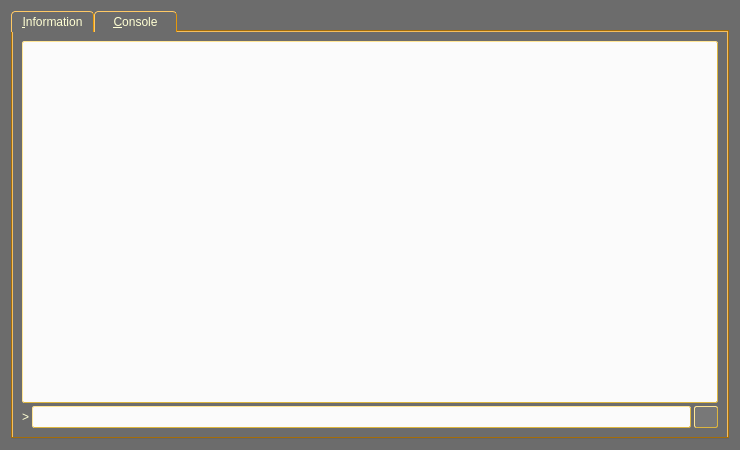
First picture: the form in src/qt/forms/rpcconsole.ui, repository xming/carpediemcoin, before the edit.
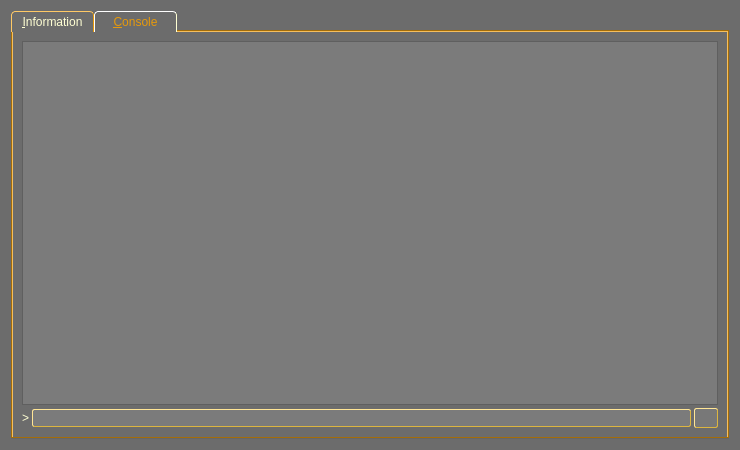
Second picture: the form after the edit. The open tabs and pages were chosen to show the change. Icons and pictures are not drawn.

Commit message: Bumped target block for new PoS Protocol. Updated inconsistent UI pages. Added some color to transaction icons.

Diff of the .ui file:
```diff
--- a/src/qt/forms/rpcconsole.ui
+++ b/src/qt/forms/rpcconsole.ui
@@ -14,7 +14,7 @@
    <string>carpediemcoin - Debug window</string>
   </property>
   <property name="styleSheet">
-   <string notr="true">QWidget {background-color: #6C6C6C; color: #FFFFD3 } QPushButton { background-color: #787878; color: #FFFFD3; border-style:outset; border-color: #dcb540; border-width: 1px; border-radius: 6px; padding: 4px} QPushButton::hover { background-color: #6C6C6C; color: #FFFFD3; border-style:outset; border-color: #dcb540; border-width: 1px; border-radius: 6px; padding: 4px}  QPushButton::pressed {background-color: #FBFBFB; color: #E5990C; border-style:outset; border-color: #DCB540; border-radius: 6px; padding: 4px} QLabel {color: #FFFFD3} QLineEdit {background-color: #FBFBFB; color: #E5990C; border-style:outset; border-color: #dcb540; border-width: 1px; border-radius: 2px; padding: 0px} QDialog {background-color: #6C6C6C; color: #FFFFD3 } QLabel {color: #FFFFD3} QTabWidget {background-color: #E5990C; color: #FFFFD3; }  QTabBar::tab {  background: #6C6C6C; border: 1px outset #E5990C; border-bottom-width: 0px; border-top-left-radius: 4px; border-top-right-radius: 4px; min-width: 75px; padding: 3px; color: #FFFFD3 }</string>
+   <string notr="true">QWidget {background-color: #6C6C6C; color: #FFFFD3 } QPushButton { background-color: #787878; color: #FFFFD3; border-style:outset; border-color: #dcb540; border-width: 1px; border-radius: 6px; padding: 4px} QPushButton::hover { background-color: #6C6C6C; color: #FFFFD3; border-style:outset; border-color: #dcb540; border-width: 1px; border-radius: 6px; padding: 4px}  QPushButton::pressed {background-color: #FBFBFB; color: #E5990C; border-style:outset; border-color: #DCB540; border-radius: 6px; padding: 4px} QTabWidget {background-color: #E5990C; color: #FFFFD3; }  QTabBar::tab {  background: #6C6C6C; border: 1px outset #E5990C; border-bottom-width: 0px; border-top-left-radius: 4px; border-top-right-radius: 4px; min-width: 75px; padding: 3px; color: #FFFFD3 }QTabBar::tab:selected{  background: #6C6C6C; border: 1px outset #FFFFD3; border-bottom-width: 0px; border-top-left-radius: 4px; border-top-right-radius: 4px; min-width: 75px; padding: 3px; color: #E5990C }</string>
   </property>
   <layout class="QVBoxLayout" name="verticalLayout_2">
    <item>
@@ -402,7 +402,7 @@
           </size>
          </property>
          <property name="styleSheet">
-          <string notr="true">background-color: #FBFBFB; color: #E5990C; border-style:outset; border-color: #dcb540; border-width: 1px; border-radius: 2px; padding: 2px</string>
+          <string notr="true">background-color: #7B7B7B; color: #FFFFD3;</string>
          </property>
          <property name="readOnly">
           <bool>true</bool>
@@ -430,7 +430,7 @@
          <item>
           <widget class="QLineEdit" name="lineEdit">
            <property name="styleSheet">
-            <string notr="true">background-color: #FBFBFB; color: #E5990C; border-style:outset; border-color: #dcb540; border-width: 1px; border-radius: 2px; padding: 2px</string>
+            <string notr="true">QObject { background-color: #7B7B7B; color: #FFFFD3;; border-style:outset; border-color: #dcb540; border-width: 1px; border-radius: 2px; padding: 0px}</string>
            </property>
           </widget>
          </item>
```
The commit also changes 18 other files.
